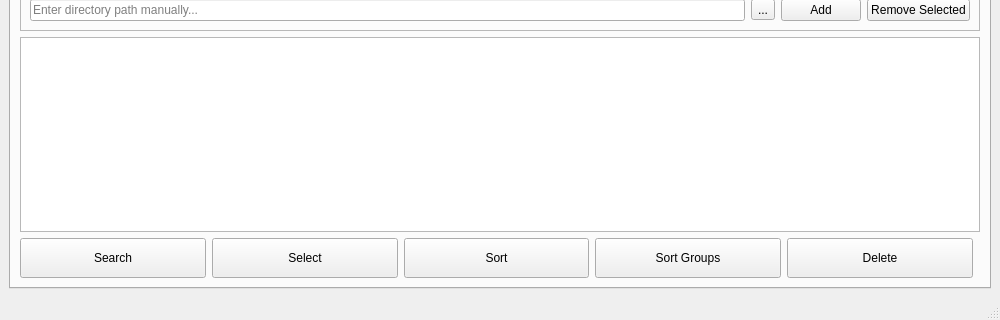
Before: the Qt Designer form src/MainWindow.ui in Jake-Andrews/NDVDetector, drawn with Qt 5; both pictures show x 0 to 1000 and y 280 to 600 of the 1000 by 600 pixel window.
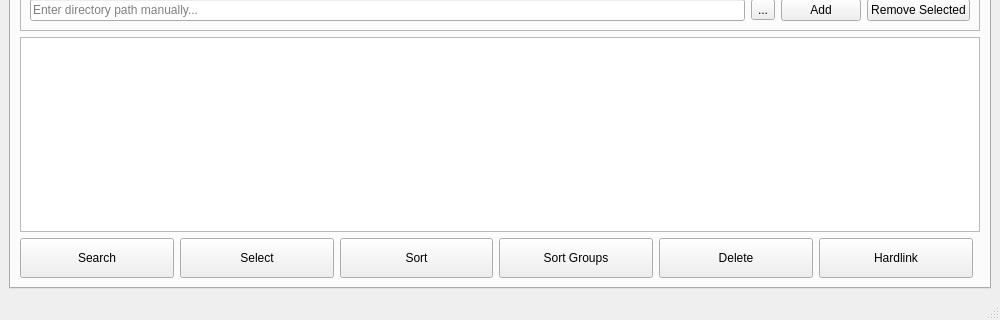
After: the same form once the commit is applied.

Commit message: Add a hardlink button that hardlinks each file in a near duplicate video group to the first file in the group.

The edit to the form file:
```diff
--- a/src/MainWindow.ui
+++ b/src/MainWindow.ui
@@ -124,6 +124,17 @@
             </property>
            </widget>
           </item>
+          <item>
+           <widget class="QPushButton" name="hardlinkButton">
+            <property name="text"><string>Hardlink</string></property>
+            <property name="minimumSize">
+             <size><width>100</width><height>40</height></size>
+            </property>
+            <property name="toolTip">
+             <string>This will hardlink all selected videos to the first video in each group. Requires 2 or more selected videos per group.</string>
+            </property>
+           </widget>
+          </item>
           <item>
            <spacer name="horizontalSpacer">
             <property name="orientation">
```
The commit also changes 14 other files.
